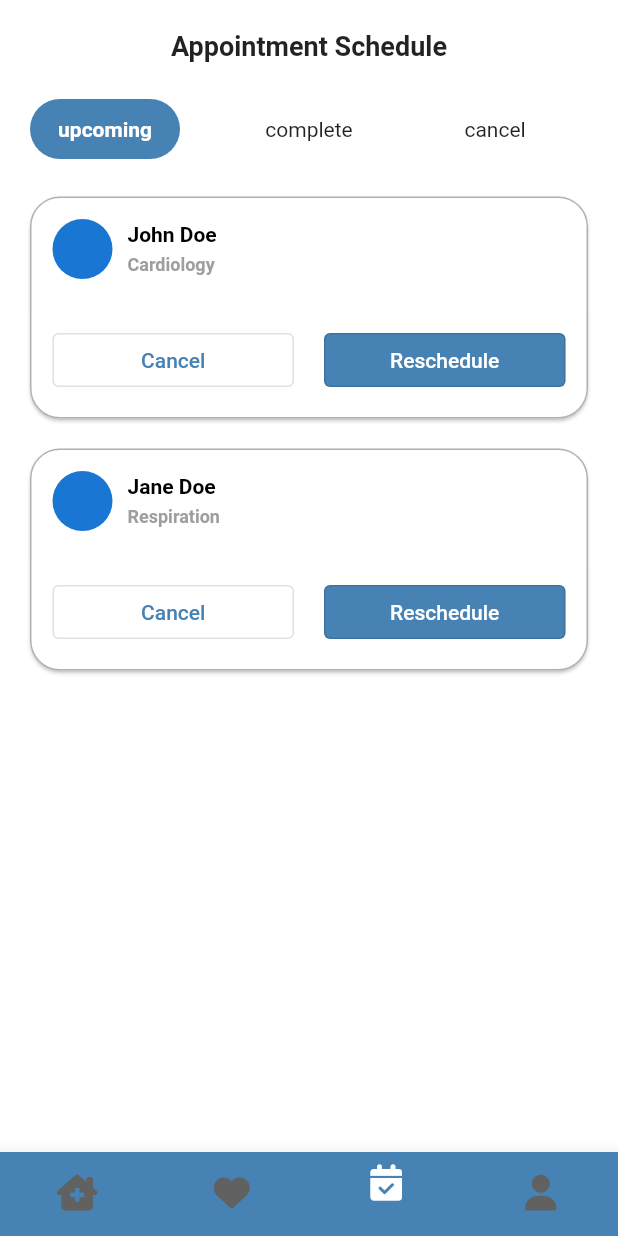
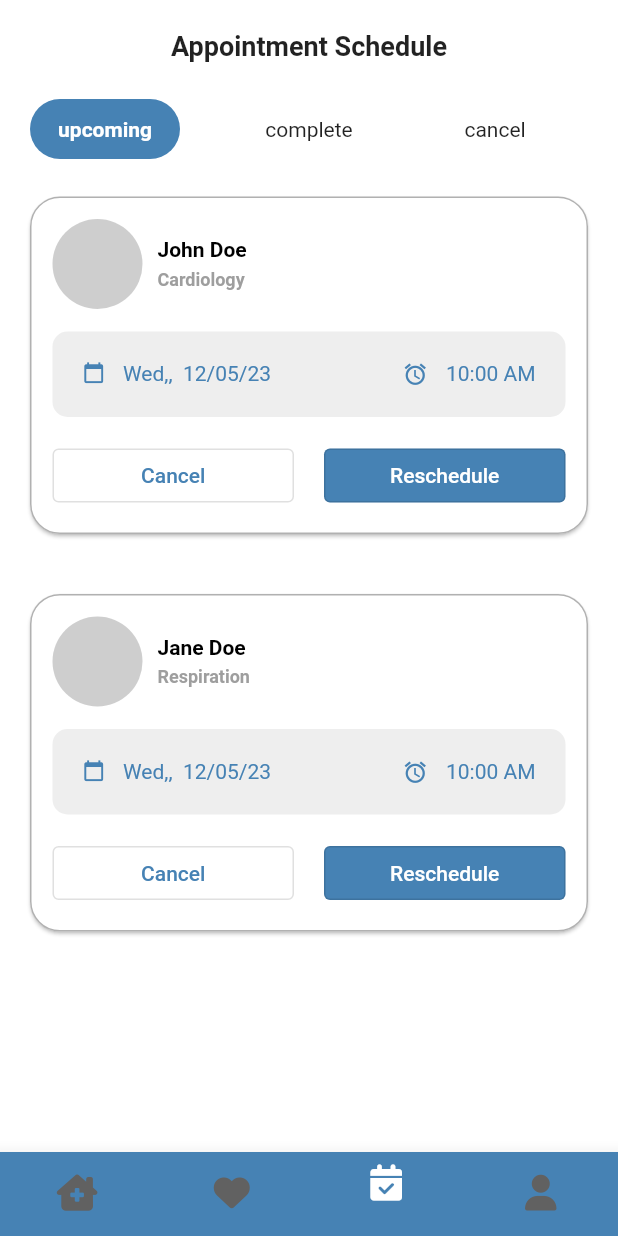
Before and after one commit to kennedyowusu/doctor_booking, a Flutter app: the screen it shows after launch, swiped to page 3, on a phone screen of 412 x 824 dp. Run offline on Flutter 3.47's test engine with Material 2 defaults, Android fonts, the phone set to English and light mode, and no system bars; our stand-ins replace carousel_slider, font_awesome_flutter, get, lottie, table_calendar.

Commit message:
finish the appointment screen

```diff
--- a/lib/view/home/appointment.dart
+++ b/lib/view/home/appointment.dart
@@ -1,5 +1,6 @@
 import 'package:doctor_booking/utils/config.dart';
 import 'package:doctor_booking/widgets/schedule.dart';
+import 'package:doctor_booking/widgets/shedule_card.dart';
 import 'package:flutter/material.dart';
 
 class AppointmentScreen extends StatefulWidget {
@@ -138,16 +139,22 @@ class _AppointmentScreenState extends State<AppointmentScreen> {
                       borderRadius: BorderRadius.circular(20),
                     ),
                     margin: !isLastElement
-                        ? const EdgeInsets.only(bottom: 20)
+                        ? const EdgeInsets.only(bottom: 40)
                         : EdgeInsets.zero,
                     child: Padding(
-                      padding: const EdgeInsets.all(15),
+                      padding: EdgeInsets.all(15),
                       child: Column(
                         crossAxisAlignment: CrossAxisAlignment.stretch,
                         children: [
                           Row(
                             children: [
-                              CircleAvatar(),
+                              CircleAvatar(
+                                backgroundColor: Colors.grey.withOpacity(0.5),
+                                radius: 30,
+                                // backgroundImage: AssetImage(
+                                //   schedule.doctorImage,
+                                // ),
+                              ),
                               const SizedBox(
                                 width: 10,
                               ),
@@ -179,11 +186,11 @@ class _AppointmentScreenState extends State<AppointmentScreen> {
                           const SizedBox(
                             height: 15,
                           ),
-                          // ScheduleCard(
-                          //   date: schedule['date'],
-                          //   day: schedule['day'],
-                          //   time: schedule['time'],
-                          // ),
+                          ScheduleCard(
+                            date: " 12/05/23",
+                            time: "10:00 AM",
+                            day: "Wed,",
+                          ),
                           const SizedBox(
                             height: 15,
                           ),
--- a/lib/widgets/shedule_card.dart
+++ b/lib/widgets/shedule_card.dart
@@ -19,7 +19,7 @@ class ScheduleCard extends StatelessWidget {
       width: 300,
       padding: const EdgeInsets.all(20),
       child: Row(
-        crossAxisAlignment: CrossAxisAlignment.center,
+        crossAxisAlignment: CrossAxisAlignment.start,
         mainAxisAlignment: MainAxisAlignment.spaceBetween,
         children: <Widget>[
           Icon(
```
